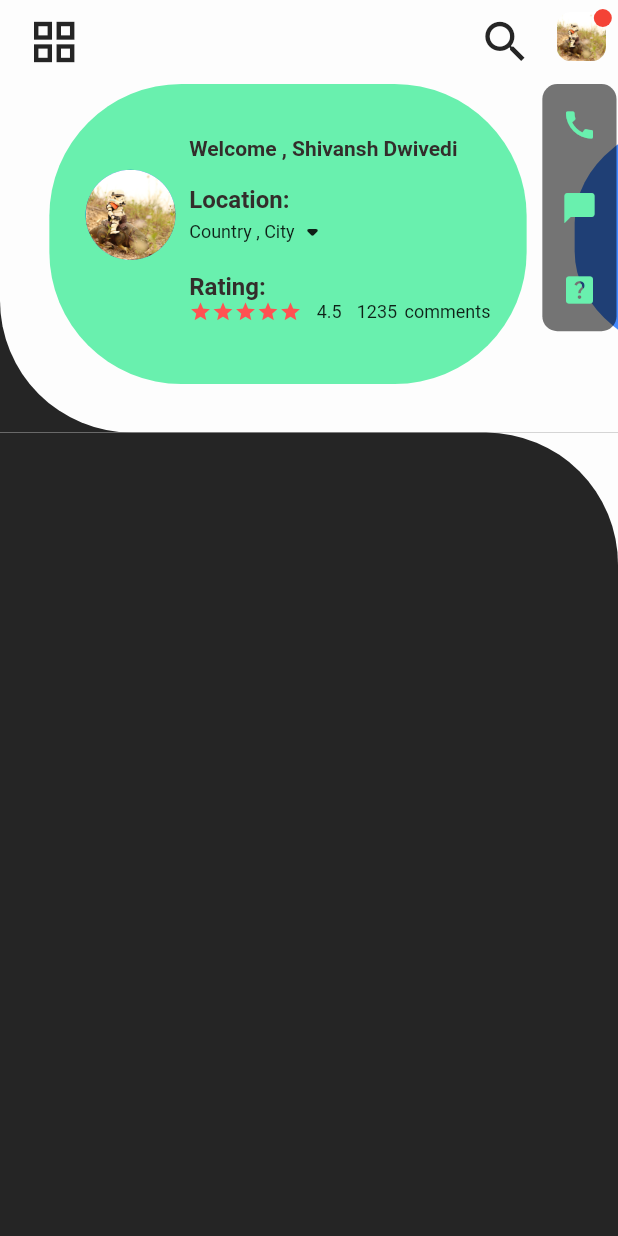
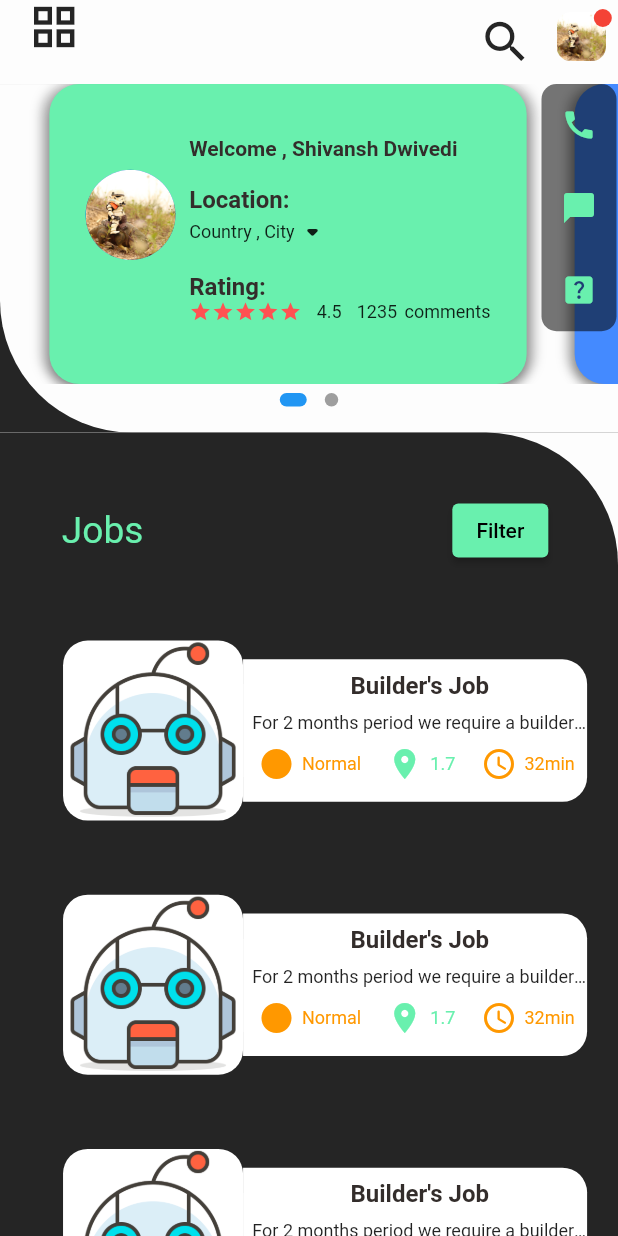
Before and after one commit to shivansh-magnus/shramik, a Flutter app: the LoginScreen screen opened directly, after a tap on "LOGIN", on a phone screen of 412 x 824 dp. Run offline on Flutter 3.47's test engine with Material 2 defaults, Android fonts, the light colour scheme and no system bars; drawn by our look-alikes of dots_indicator; our stand-ins replace bubble, flutter_svg; missing offline and left inert: flutter_dialogflow.

Commit message:
After adding list's for jobs

```diff
--- /dev/null
+++ b/lib/components/profileside.dart
@@ -0,0 +1,56 @@
+import 'package:flutter/material.dart';
+import 'chatbox.dart';
+
+class ProfileSide extends StatelessWidget {
+  const ProfileSide({
+    Key? key,
+    required this.size,
+  }) : super(key: key);
+
+  final Size size;
+
+  @override
+  Widget build(BuildContext context) {
+    return Container(
+      margin: const EdgeInsets.only(right: 1),
+      decoration: BoxDecoration(
+        borderRadius: BorderRadius.circular(10),
+        color: Colors.black54,
+      ),
+      height: size.height * 0.2,
+      width: 50,
+      child: Column(
+        crossAxisAlignment: CrossAxisAlignment.center,
+        children: [
+          Expanded(
+              child: IconButton(
+            icon: const Icon(Icons.call),
+            onPressed: () {},
+            color: Colors.greenAccent,
+          )),
+          Expanded(
+              child: IconButton(
+            icon: const Icon(Icons.chat_bubble),
+            onPressed: () {},
+            color: Colors.greenAccent,
+          )),
+          Expanded(
+              child: IconButton(
+            icon: const Icon(Icons.help_center),
+            onPressed: () {
+              Navigator.push(
+                context,
+                MaterialPageRoute(
+                  builder: (context) {
+                    return const ChatBox();
+                  },
+                ),
+              );
+            },
+            color: Colors.greenAccent,
+          )),
+        ],
+      ),
+    );
+  }
+}
--- /dev/null
+++ b/lib/components/skillText.dart
@@ -0,0 +1,41 @@
+import 'package:flutter/material.dart';
+import 'package:shramik/widget/small_text.dart';
+
+Widget skillText(List<String> strings) {
+  return Container(
+    margin: const EdgeInsets.only(left: 50),
+    child: Column(
+        crossAxisAlignment: CrossAxisAlignment.start,
+        children: strings
+            .map((item) => Padding(
+                  padding: const EdgeInsets.only(right: 30.0),
+                  child: Column(children: [
+                    Row(
+                        mainAxisAlignment: MainAxisAlignment.spaceBetween,
+                        children: [
+                          SmallText(
+                              text: item,
+                              size: 16,
+                              fontWeight: FontWeight.w700),
+                          const SizedBox(
+                            width: 2,
+                          ),
+                          Wrap(
+                            children: List.generate(
+                              5,
+                              (index) => const Icon(
+                                Icons.star,
+                                color: Colors.redAccent,
+                                size: 15,
+                              ),
+                            ),
+                          )
+                        ]),
+                    const SizedBox(
+                      height: 5,
+                    ),
+                  ]),
+                ))
+            .toList()),
+  );
+}
--- a/lib/homepage/components/body.dart
+++ b/lib/homepage/components/body.dart
@@ -1,6 +1,7 @@
 import 'package:flutter/material.dart';
 import 'package:shramik/components/chatbox.dart';
 import 'package:shramik/homepage/components/profile.dart';
+import 'package:shramik/homepage/components/jobs.dart';
 
 const primaryColor = Color(0xFFFDFDFD);
 const secondaryColor = Color(0xFF252525);
@@ -24,11 +25,8 @@ class Background extends StatelessWidget {
             ),
             Container(
               width: size.width,
-              height: size.height,
-              child: const SingleChildScrollView(
-                reverse: false,
-                child: Profile(),
-              ),
+              height: size.height * 0.5,
+              child: Profile(),
               decoration: const BoxDecoration(
                 color: primaryColor,
                 borderRadius: BorderRadius.only(
@@ -50,6 +48,9 @@ class Background extends StatelessWidget {
                 color: secondaryColor,
                 borderRadius: BorderRadius.only(topRight: Radius.circular(88))),
           ),
+          Container(
+            child: Jobs(),
+          )
         ]),
       )
     ]);
--- /dev/null
+++ b/lib/homepage/components/jobs.dart
@@ -0,0 +1,153 @@
+import 'package:flutter/material.dart';
+import 'package:shramik/widget/big_text.dart';
+import 'package:shramik/widget/icon_and_text_widget.dart';
+import 'package:shramik/widget/small_text.dart';
+
+class Jobs extends StatefulWidget {
+  const Jobs({Key? key}) : super(key: key);
+
+  @override
+  _JobsState createState() => _JobsState();
+}
+
+class _JobsState extends State<Jobs> {
+  @override
+  Widget build(BuildContext context) {
+    Size size = MediaQuery.of(context).size;
+    return Container(
+      margin: EdgeInsets.only(left: size.width * 0.1),
+      child: Column(
+        children: [
+          SizedBox(height: size.height * 0.05),
+          Row(
+            children: [
+              Text(
+                "Jobs",
+                style: TextStyle(
+                  fontSize: size.height * 0.03,
+                  color: Colors.greenAccent,
+                ),
+              ),
+              SizedBox(width: size.width * 0.5),
+              ElevatedButton(
+                onPressed: () {},
+                child: const Text(
+                  "Filter",
+                  style: TextStyle(color: Colors.black),
+                ),
+                style: ElevatedButton.styleFrom(
+                  primary: Colors.greenAccent,
+                ),
+              ),
+            ],
+          ),
+
+          // List of jobs with images
+
+          Expanded(
+            child: Container(
+              child: ListView.builder(
+                  physics: AlwaysScrollableScrollPhysics(),
+                  shrinkWrap: true,
+                  itemCount: 10,
+                  itemBuilder: (context, index) {
+                    return Container(
+                      margin: EdgeInsets.only(
+                          left: size.width * 0.002,
+                          right: size.width * 0.05,
+                          top: size.height * 0.06),
+                      child: Row(
+                        mainAxisAlignment: MainAxisAlignment.start,
+                        children: [
+                          //Image in the row
+                          Container(
+                            width: 120,
+                            height: 120,
+                            decoration: BoxDecoration(
+                              borderRadius:
+                                  BorderRadius.circular(size.height * 0.02),
+                              color: Colors.white,
+                              image: const DecorationImage(
+                                  fit: BoxFit.cover,
+                                  image: AssetImage(
+                                    "assets/robot.png",
+                                  )),
+                            ),
+                          ),
+                          // Job Description Container
+                          Expanded(
+                            child: Container(
+                              height: 95,
+                              decoration: BoxDecoration(
+                                  borderRadius: BorderRadius.only(
+                                    topRight:
+                                        Radius.circular(size.height * 0.02),
+                                    bottomRight:
+                                        Radius.circular(size.height * 0.02),
+                                  ),
+                                  color: Colors.white),
+                              child: Padding(
+                                padding: EdgeInsets.only(
+                                    left: size.width * 0.015,
+                                    top: size.height * 0.01),
+                                child: Column(
+                                  children: [
+                                    BigText(
+                                      text: "Builder's Job",
+                                    ),
+                                    SizedBox(
+                                      height: size.height * 0.01,
+                                    ),
+                                    SmallText(
+                                      text:
+                                          "For 2 months period we require a builder who could complete the total job alone . All tools are provided",
+                                    ),
+                                    SizedBox(
+                                      height: size.height * 0.01,
+                                    ),
+                                    Padding(
+                                      padding: EdgeInsets.only(
+                                        left: size.width * 0.01,
+                                        right: size.width * 0.02,
+                                      ),
+                                      child: Row(
+                                        mainAxisAlignment:
+                                            MainAxisAlignment.spaceBetween,
+                                        children: const [
+                                          IconAndText(
+                                            icon: Icons.circle_sharp,
+                                            text: "Normal",
+                                            color: Colors.orange,
+                                            iconColor: Colors.orange,
+                                          ),
+                                          IconAndText(
+                                            icon: Icons.location_on,
+                                            text: "1.7",
+                                            color: Colors.greenAccent,
+                                            iconColor: Colors.greenAccent,
+                                          ),
+                                          IconAndText(
+                                            icon: Icons.access_time_rounded,
+                                            text: "32min",
+                                            color: Colors.orange,
+                                            iconColor: Colors.orange,
+                                          )
+                                        ],
+                                      ),
+                                    )
+                                  ],
+                                ),
+                              ),
+                            ),
+                          )
+                        ],
+                      ),
+                    );
+                  }),
+            ),
+          )
+        ],
+      ),
+    );
+  }
+}
--- a/lib/homepage/components/profile.dart
+++ b/lib/homepage/components/profile.dart
@@ -1,5 +1,6 @@
+import 'package:dots_indicator/dots_indicator.dart';
 import 'package:flutter/material.dart';
-import 'package:shramik/components/chatbox.dart';
+import 'package:shramik/components/profileside.dart';
 import 'package:shramik/widget/big_text.dart';
 import 'package:shramik/widget/small_text.dart';
 
@@ -22,6 +23,7 @@ class Profile extends StatefulWidget {
 
 class _ProfileState extends State<Profile> {
   PageController pageController = PageController(viewportFraction: 0.85);
+  int profilepage = 2;
   var _currPageValue = 0.0;
   double _scaleFactor = 0.8;
   double _height = 220;
@@ -41,66 +43,141 @@ class _ProfileState extends State<Profile> {
   @override
   void dispose() {
     pageController.dispose();
+    super.dispose();
   }
 
   @override
   Widget build(BuildContext context) {
     Size size = MediaQuery.of(context).size;
-    return Stack(children: [
+    return Stack(
+      children: [
+        Column(
+          children: [
+            Stack(
+              children: [
                 Container(
                   height: 200,
                   child: PageView.builder(
                     controller: pageController,
-            itemCount: 2,
+                    itemCount: profilepage,
                     itemBuilder: (context, index) {
                       return _buildPageItem(index);
-            }),
+                    },
+                  ),
                 ),
                 Align(
-          alignment: Alignment.centerRight,
+                  alignment: Alignment.topRight,
                   child: ProfileSide(
                     size: size,
-          ))
-    ]);
+                  ),
+                ),
+              ],
+            ),
+            Align(
+              alignment: Alignment.topCenter,
+              child: DotsIndicator(
+                dotsCount: profilepage,
+                onTap: (position) {
+                  setState(() => _currPageValue = position);
+                },
+                position: _currPageValue,
+                decorator: DotsDecorator(
+                  size: const Size.square(9.0),
+                  activeSize: const Size(18.0, 9.0),
+                  activeShape: RoundedRectangleBorder(
+                      borderRadius: BorderRadius.circular(5.0)),
+                ),
+              ),
+            )
+          ],
+        )
+      ],
+    );
   }
 
   Widget _buildPageItem(int index) {
-    Matrix4 matrix = new Matrix4.identity();
-    if (index == _currPageValue.floor()) {
-      var currScale = 1 - (_currPageValue - index) * (1 - _scaleFactor);
-      var currTrans = _height * (1 - currScale) / 2;
-      matrix = Matrix4.diagonal3Values(1, currScale, 1)
-        ..setTranslationRaw(0, currTrans, 0);
-    } else if (index == _currPageValue.floor() + 1) {
-      var currScale =
-          _scaleFactor + (_currPageValue - index + 1) * (1 - _scaleFactor);
-      var currTrans = _height * (1 - currScale) / 2;
-      matrix = Matrix4.diagonal3Values(1, currScale, 1)
-        ..setTranslationRaw(0, currTrans, 0);
-    } else if (index == _currPageValue.floor() - 1) {
-      var currScale =
-          _scaleFactor + (_currPageValue - index + 1) * (1 - _scaleFactor);
-      var currTrans = _height * (1 - currScale) / 2;
-      matrix = Matrix4.diagonal3Values(1, currScale, 1)
-        ..setTranslationRaw(0, currTrans, 0);
-    } else {
-      var currScale = 0.8;
-      var currTrans = _height * (1 - currScale) / 2;
-      matrix = Matrix4.diagonal3Values(1, currScale, 1)
-        ..setTranslationRaw(0, currTrans, 1);
-    }
+    int profilepage = 2;
+
     Size size = MediaQuery.of(context).size;
-    return Transform(
-      transform: matrix,
-      child: Container(
+    return Container(
       height: _height,
       margin: const EdgeInsets.only(left: 2, right: 30),
       decoration: BoxDecoration(
-          borderRadius: BorderRadius.circular(88),
+          borderRadius: BorderRadius.circular(20),
           color: index.isEven ? Colors.greenAccent : Colors.blueAccent,
+          boxShadow: const [
+            BoxShadow(
+              color: Colors.black26,
+              blurRadius: 5.0,
+              offset: Offset(0, 5),
             ),
-        child: (index == 0)
-            ? Container(
+            BoxShadow(
+              color: Colors.black26,
+              blurRadius: 5.0,
+              offset: Offset(-5, 0),
+            ),
+            BoxShadow(
+              color: Colors.black26,
+              blurRadius: 5.0,
+              offset: Offset(5, 0),
+            )
+          ]),
+      child:
+          (index == 0) ? Profile_page1(size: size) : Profile_page2(size: size),
+    );
+  }
+}
+
+class Profile_page2 extends StatelessWidget {
+  const Profile_page2({
+    Key? key,
+    required this.size,
+  }) : super(key: key);
+
+  final Size size;
+
+  @override
+  Widget build(BuildContext context) {
+    return Container(
+      margin: const EdgeInsets.all(15),
+      child: SingleChildScrollView(
+        child: Column(
+            mainAxisAlignment: MainAxisAlignment.start,
+            crossAxisAlignment: CrossAxisAlignment.start,
+            children: [
+              Column(
+                crossAxisAlignment: CrossAxisAlignment.center,
+                children: [
+                  SizedBox(
+                    height: size.height * 0.02,
+                  ),
+                  const Text(
+                    "Skills :-",
+                    style: TextStyle(fontWeight: FontWeight.bold, fontSize: 26),
+                  ),
+                  SizedBox(
+                    height: size.height * 0.02,
+                  ),
+                  skillText(skills),
+                ],
+              ),
+            ]),
+      ),
+    );
+  }
+}
+
+class Profile_page1 extends StatelessWidget {
+  const Profile_page1({
+    Key? key,
+    required this.size,
+  }) : super(key: key);
+
+  final Size size;
+
+  @override
+  Widget build(BuildContext context) {
+    return Container(
         margin: const EdgeInsets.all(15),
         child: Column(
           mainAxisAlignment: MainAxisAlignment.start,
@@ -182,90 +259,7 @@ class _ProfileState extends State<Profile> {
               ],
             )
           ],
-                ))
-            : Container(
-                margin: const EdgeInsets.all(15),
-                child: SingleChildScrollView(
-                  child: Column(
-                      mainAxisAlignment: MainAxisAlignment.start,
-                      crossAxisAlignment: CrossAxisAlignment.start,
-                      children: [
-                        Column(
-                          crossAxisAlignment: CrossAxisAlignment.center,
-                          children: [
-                            SizedBox(
-                              height: size.height * 0.02,
-                            ),
-                            const Text(
-                              "Skills :-",
-                              style: TextStyle(
-                                  fontWeight: FontWeight.bold, fontSize: 26),
-                            ),
-                            SizedBox(
-                              height: size.height * 0.02,
-                            ),
-                            skillText(skills),
-                          ],
-                        ),
-                      ]),
-                ),
-              ),
-      ),
-    );
-  }
-}
-
-class ProfileSide extends StatelessWidget {
-  const ProfileSide({
-    Key? key,
-    required this.size,
-  }) : super(key: key);
-
-  final Size size;
-
-  @override
-  Widget build(BuildContext context) {
-    return Container(
-      margin: const EdgeInsets.only(right: 1),
-      decoration: BoxDecoration(
-        borderRadius: BorderRadius.circular(10),
-        color: Colors.black54,
-      ),
-      height: size.height * 0.2,
-      width: size.width * 0.12,
-      child: Column(
-        crossAxisAlignment: CrossAxisAlignment.center,
-        children: [
-          Expanded(
-              child: IconButton(
-            icon: const Icon(Icons.call),
-            onPressed: () {},
-            color: Colors.greenAccent,
-          )),
-          Expanded(
-              child: IconButton(
-            icon: const Icon(Icons.chat_bubble),
-            onPressed: () {},
-            color: Colors.greenAccent,
-          )),
-          Expanded(
-              child: IconButton(
-            icon: const Icon(Icons.help_center),
-            onPressed: () {
-              Navigator.push(
-                context,
-                MaterialPageRoute(
-                  builder: (context) {
-                    return const ChatBox();
-                  },
-                ),
-              );
-            },
-            color: Colors.greenAccent,
-          )),
-        ],
-      ),
-    );
+        ));
   }
 }
 
--- a/lib/homepage/homepage.dart
+++ b/lib/homepage/homepage.dart
@@ -22,12 +22,15 @@ class Homepage extends StatelessWidget {
       home: Scaffold(
         appBar: AppBar(
           leading: Padding(
-            padding: EdgeInsets.only(left: size.width * 0.04),
+            padding: EdgeInsets.only(
+              left: size.width * 0.04,
+              bottom: size.height * 0.04,
+            ),
             child: const Icon(
               Icons.grid_view,
             ),
           ),
-          elevation: 0,
+          elevation: 0.1,
           actions: [
             IconButton(
               onPressed: () {},
--- a/pubspec.yaml
+++ b/pubspec.yaml
@@ -38,6 +38,7 @@ dependencies:
   bubble:
   flutter_dialogflow:
   intl:
+  dots_indicator: ^2.1.0
 
 dev_dependencies:
   flutter_test:
```
Also changed, not shown: assets/credentials.json (added, +12 -0 lines), pubspec.lock. Lines whose indentation alone changed are shown as unchanged.
